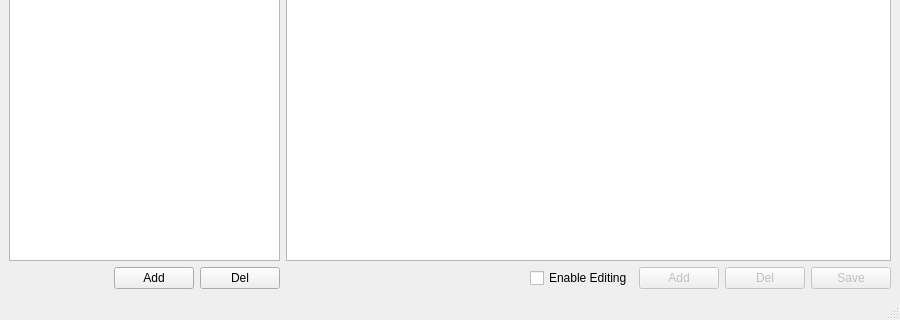
Above: datatablewindow.ui from fjpereny/konverter before the change; both pictures show x 0 to 900 and y 280 to 600 of the 900 by 600 pixel window. Below: the same form after it.
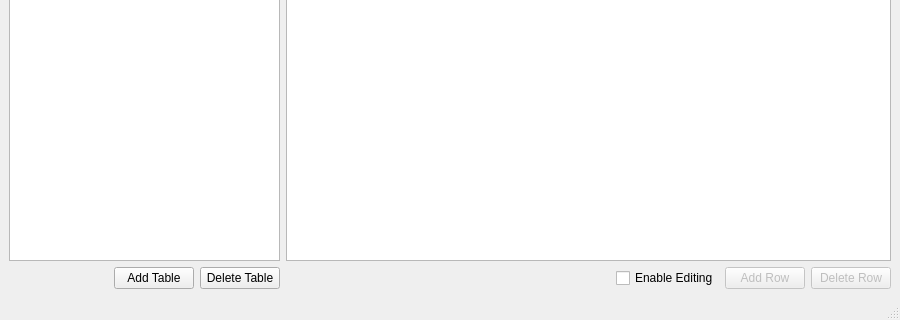
That is the form after the change. Icons and pictures are not drawn.

The edit to the form file:
```diff
--- a/datatablewindow.ui
+++ b/datatablewindow.ui
@@ -49,14 +49,14 @@
         <item>
          <widget class="QPushButton" name="addTypeButton">
           <property name="text">
-           <string>Add</string>
+           <string>Add Table</string>
           </property>
          </widget>
         </item>
         <item>
          <widget class="QPushButton" name="delTypeButton">
           <property name="text">
-           <string>Del</string>
+           <string>Delete Table</string>
           </property>
          </widget>
         </item>
@@ -224,7 +224,7 @@
            <bool>false</bool>
           </property>
           <property name="text">
-           <string>Add</string>
+           <string>Add Row</string>
           </property>
          </widget>
         </item>
@@ -234,17 +234,7 @@
            <bool>false</bool>
           </property>
           <property name="text">
-           <string>Del</string>
-          </property>
-         </widget>
-        </item>
-        <item>
-         <widget class="QPushButton" name="saveButton">
-          <property name="enabled">
-           <bool>false</bool>
-          </property>
-          <property name="text">
-           <string>Save</string>
+           <string>Delete Row</string>
           </property>
          </widget>
         </item>
```
